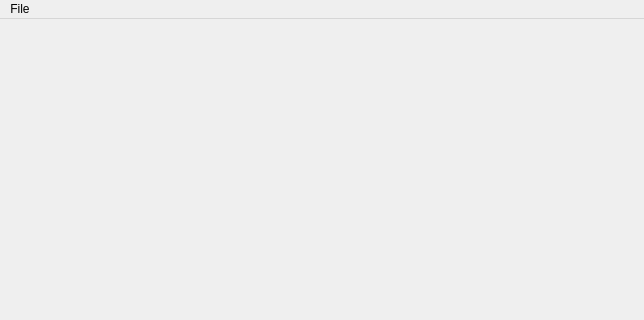
Before: the Qt Designer form ComplexToneGenerator/mainwindow.ui in lawrence-iviani/QT_tone_generator, drawn with Qt 5; both pictures show x 0 to 644 and y 0 to 320 of the 644 by 486 pixel window.
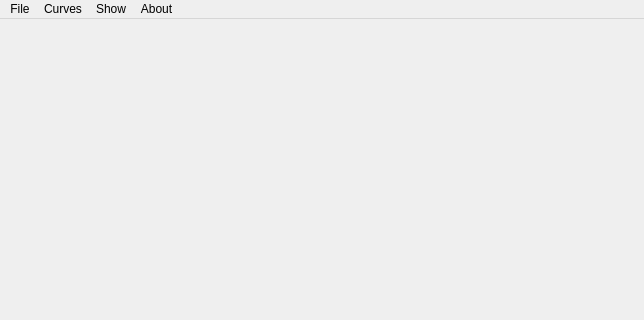
After: the same form once the commit is applied.

```diff
--- a/ComplexToneGenerator/mainwindow.ui
+++ b/ComplexToneGenerator/mainwindow.ui
@@ -41,8 +41,36 @@
     </property>
     <addaction name="actionSave_project"/>
     <addaction name="actionLoad_Project"/>
+    <addaction name="actionSave_project"/>
+    <addaction name="actionSave_as"/>
+    <addaction name="actionImport_curve"/>
+    <addaction name="actionExport_audio_file"/>
+   </widget>
+   <widget class="QMenu" name="menuCurves">
+    <property name="title">
+     <string>Curves</string>
+    </property>
+    <addaction name="actionAdd_curve"/>
+    <addaction name="actionDuplicate_curves"/>
+    <addaction name="actionRemove_all_curves"/>
+    <addaction name="actionRemove_curve"/>
+   </widget>
+   <widget class="QMenu" name="menuAbout">
+    <property name="title">
+     <string>About</string>
+    </property>
+    <addaction name="actionAbout_CTG"/>
+   </widget>
+   <widget class="QMenu" name="menuShow">
+    <property name="title">
+     <string>Show</string>
+    </property>
+    <addaction name="actionShow_Proj_struct"/>
    </widget>
    <addaction name="menuFile"/>
+   <addaction name="menuCurves"/>
+   <addaction name="menuShow"/>
+   <addaction name="menuAbout"/>
   </widget>
   <action name="actionSave_project">
    <property name="text">
```
Left out of the diff: 55 changed lines with no effect on the pictures.
